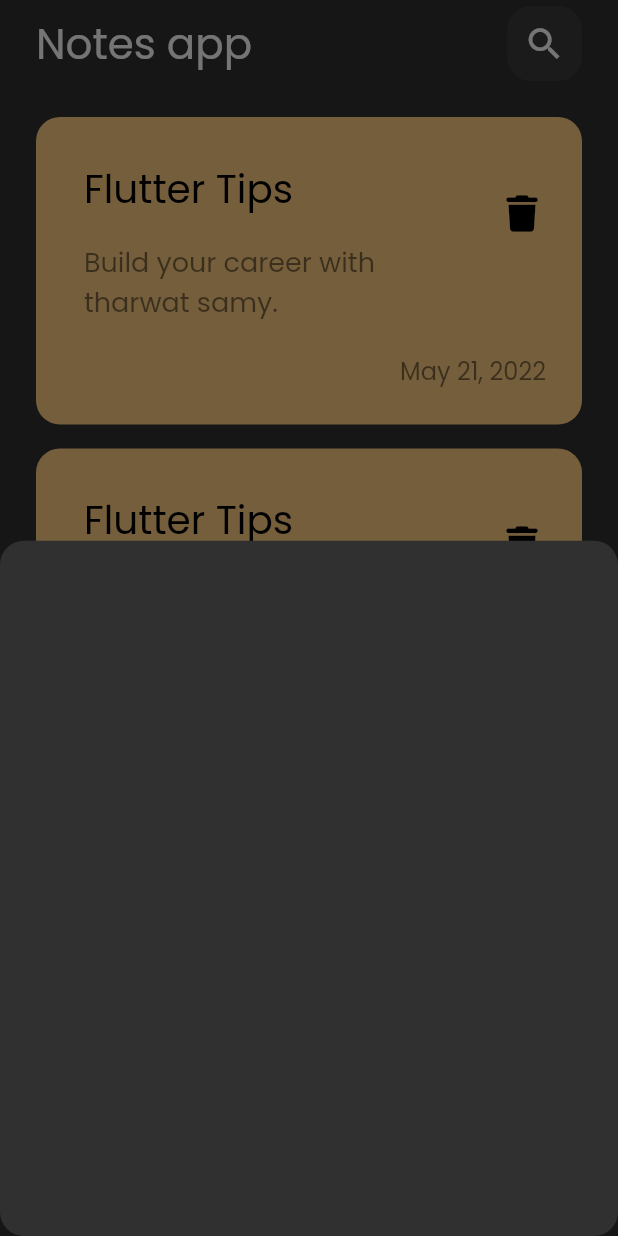
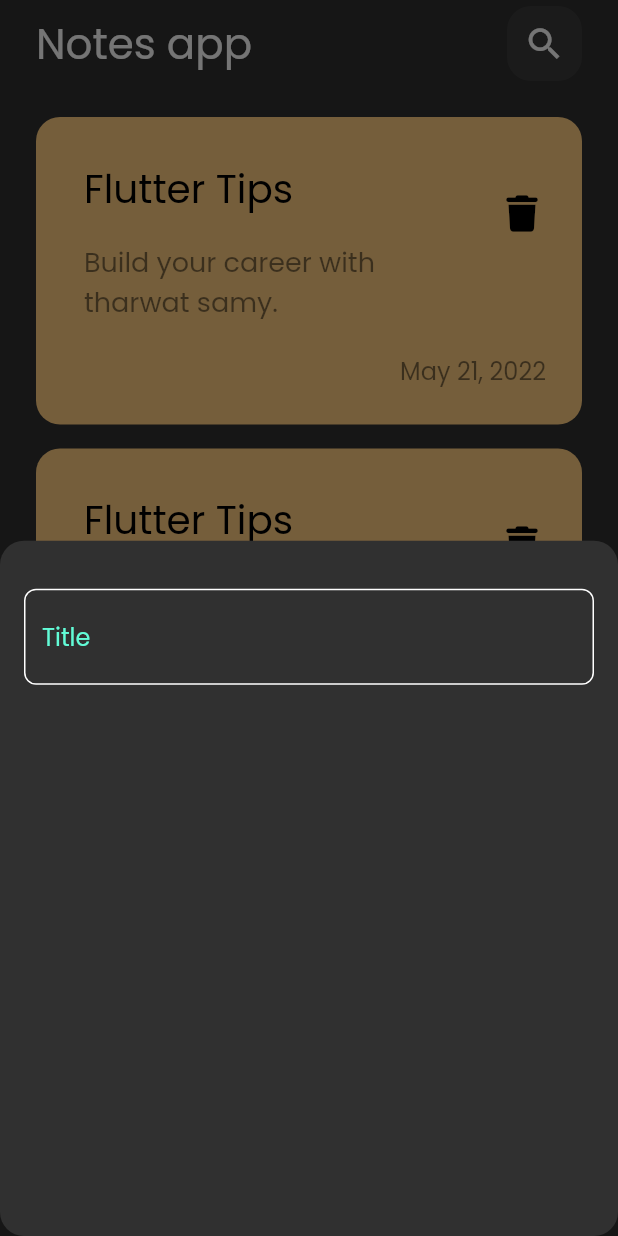
Before and after one commit to MohammedGhazaly/notes_app, a Flutter app: the screen it shows after launch, after a tap on the "add" icon, on a phone screen of 412 x 824 dp. Run offline on Flutter 3.47's test engine with Material 2 defaults, Android fonts, the phone set to English and light mode, and no system bars; our stand-ins replace font_awesome_flutter.

Commit message:
create custom text field

```diff
--- /dev/null
+++ b/lib/constants.dart
@@ -0,0 +1,3 @@
+import 'package:flutter/material.dart';
+
+const kPrimaryColor = Color(0xff62FCD7);
--- a/lib/views/widgets/add_note_bottom_sheet_widget.dart
+++ b/lib/views/widgets/add_note_bottom_sheet_widget.dart
@@ -1,10 +1,21 @@
 import 'package:flutter/material.dart';
+import 'package:notes_app/views/widgets/custom_text_field_widget.dart';
 
 class AddNoteBottomSheet extends StatelessWidget {
   const AddNoteBottomSheet({super.key});
 
   @override
   Widget build(BuildContext context) {
-    return Container();
+    return Padding(
+      padding: const EdgeInsets.symmetric(horizontal: 16),
+      child: Column(
+        children: const [
+          SizedBox(
+            height: 32,
+          ),
+          CustomTextFieldWidget()
+        ],
+      ),
+    );
   }
 }
--- /dev/null
+++ b/lib/views/widgets/custom_text_field_widget.dart
@@ -0,0 +1,25 @@
+import 'package:flutter/material.dart';
+import 'package:notes_app/constants.dart';
+
+class CustomTextFieldWidget extends StatelessWidget {
+  const CustomTextFieldWidget({super.key});
+
+  @override
+  Widget build(BuildContext context) {
+    return TextField(
+      cursorColor: kPrimaryColor,
+      decoration: InputDecoration(
+          hintText: "Title",
+          hintStyle: TextStyle(color: kPrimaryColor),
+          border: buildBorder(borderColor: Colors.white),
+          enabledBorder: buildBorder(borderColor: Colors.white),
+          focusedBorder: buildBorder(borderColor: kPrimaryColor)),
+    );
+  }
+
+  OutlineInputBorder buildBorder({required Color borderColor}) {
+    return OutlineInputBorder(
+        borderRadius: BorderRadius.circular(8),
+        borderSide: BorderSide(color: borderColor));
+  }
+}
```
